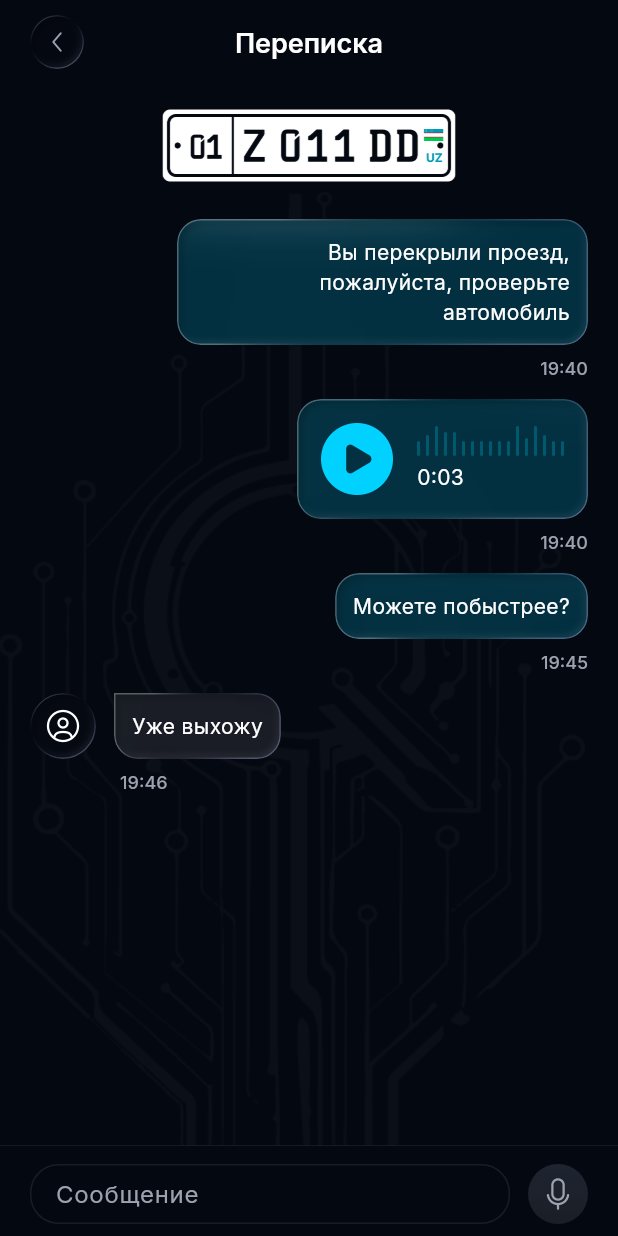
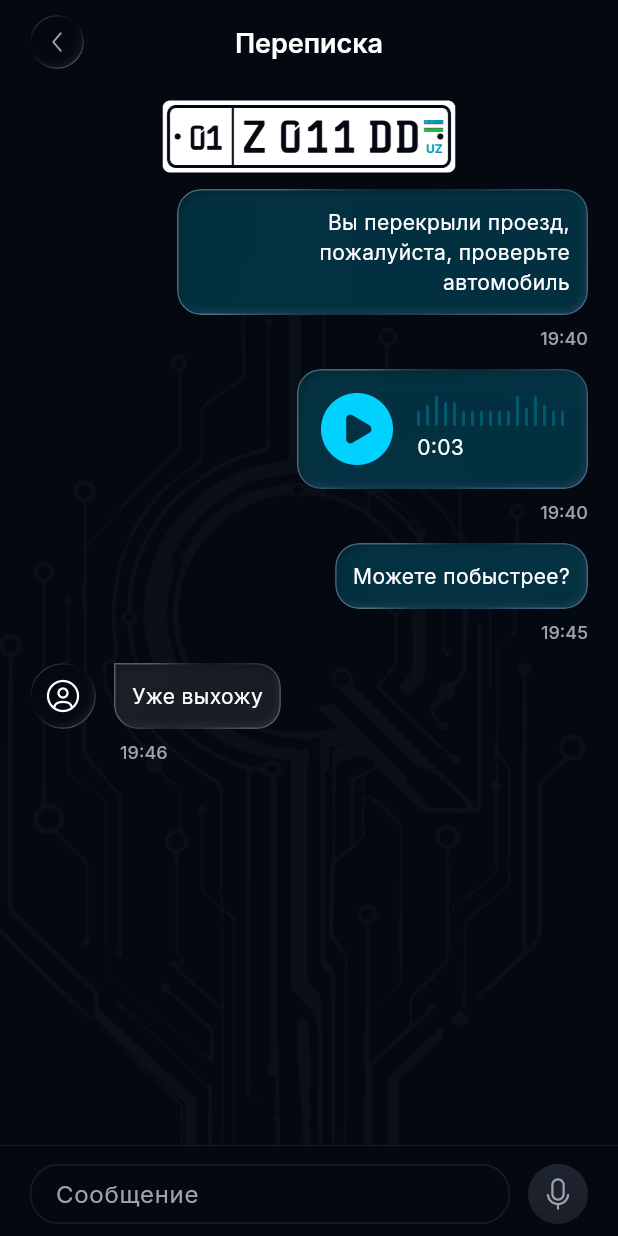
Before and after one commit to suxrobsattorov/task-ui, a Flutter app: the ChatPage screen opened by its route, on a phone screen of 412 x 824 dp. Run offline on Flutter 3.47's test engine with Material 3 defaults, Android fonts, the phone set to English and light mode, and no system bars.

Commit message:
-- Changes --

```diff
--- a/lib/core/widgets/app_image.dart
+++ b/lib/core/widgets/app_image.dart
@@ -8,6 +8,7 @@ class AppImage extends StatelessWidget {
     this.height,
     this.color,
     this.fit,
+    this.alignment = Alignment.center,
   });
 
   final String asset;
@@ -15,6 +16,7 @@ class AppImage extends StatelessWidget {
   final double? height;
   final Color? color;
   final BoxFit? fit;
+  final AlignmentGeometry alignment;
 
   @override
   Widget build(BuildContext context) {
@@ -23,6 +25,7 @@ class AppImage extends StatelessWidget {
       width: width,
       height: height,
       fit: fit,
+      alignment: alignment,
       color: color,
       colorBlendMode: color == null ? null : BlendMode.srcIn,
       filterQuality: FilterQuality.medium,
--- a/lib/features/other_car/presentation/pages/chat_page.dart
+++ b/lib/features/other_car/presentation/pages/chat_page.dart
@@ -41,19 +41,22 @@ class _ChatPageState extends State<ChatPage> {
           child: Column(
             children: [
               const AppHeader(title: AppStrings.chatTitle),
-              const Gap(AppSpacing.s16),
-              const Center(child: LicensePlate()),
-              const Gap(AppSpacing.s24),
               Expanded(
-                child: ListenableBuilder(
+                child: Stack(
+                  alignment: AlignmentGeometry.topCenter,
+                  children: [
+                    ListenableBuilder(
                       listenable: _controller,
                       builder: (context, _) => ListView.separated(
-                    padding: const EdgeInsets.fromLTRB(20, 0, 20, 12),
+                        padding: const EdgeInsets.fromLTRB(20, 70, 20, 12),
                         itemCount: _controller.messages.length,
                         separatorBuilder: (_, _) => const Gap(AppSpacing.s12),
                         itemBuilder: (_, i) =>
                             _buildMessage(_controller.messages[i]),
                       ),
+                    ),
+                    Positioned(top: 10, child: LicensePlate()),
+                  ],
                 ),
               ),
               ListenableBuilder(
```
Also changed, not shown: lib/features/other_car/presentation/pages/qr_scan_page.dart (+10 -2 lines). Lines whose indentation alone changed are shown as unchanged.
